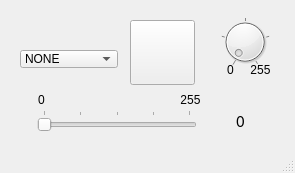
First picture: the form in lampeDimmer_GUI/mainwindow.ui, repository thomelect/lampeDimmer, before the edit.
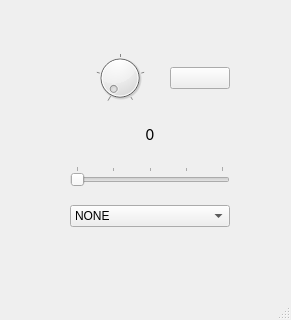
Second picture: the form after the edit.

Patch:
```diff
--- a/lampeDimmer_GUI/mainwindow.ui
+++ b/lampeDimmer_GUI/mainwindow.ui
@@ -9,8 +9,8 @@
    <rect>
     <x>0</x>
     <y>0</y>
-    <width>295</width>
-    <height>173</height>
+    <width>291</width>
+    <height>320</height>
    </rect>
   </property>
   <property name="maximumSize">
@@ -29,17 +29,56 @@
    <enum>QTabWidget::Rounded</enum>
   </property>
   <widget class="QWidget" name="centralwidget">
+   <widget class="QWidget" name="verticalLayoutWidget">
+    <property name="geometry">
+     <rect>
+      <x>70</x>
+      <y>40</y>
+      <width>160</width>
+      <height>201</height>
+     </rect>
+    </property>
+    <layout class="QVBoxLayout" name="verticalLayout_2">
+     <item>
+      <layout class="QHBoxLayout" name="horizontalLayout_2">
+       <property name="spacing">
+        <number>0</number>
+       </property>
+       <item>
+        <widget class="QDial" name="dialIntensite">
+         <property name="maximum">
+          <number>255</number>
+         </property>
+         <property name="wrapping">
+          <bool>false</bool>
+         </property>
+         <property name="notchTarget">
+          <double>64.000000000000000</double>
+         </property>
+         <property name="notchesVisible">
+          <bool>true</bool>
+         </property>
+        </widget>
+       </item>
+       <item>
+        <widget class="QPushButton" name="pushBottonOnOff">
+         <property name="text">
+          <string/>
+         </property>
+        </widget>
+       </item>
+      </layout>
+     </item>
+     <item>
    <widget class="QLabel" name="lbIntensiteValue">
     <property name="enabled">
      <bool>true</bool>
     </property>
-    <property name="geometry">
-     <rect>
-      <x>217</x>
-      <y>110</y>
-      <width>47</width>
-      <height>22</height>
-     </rect>
+       <property name="maximumSize">
+        <size>
+         <width>16777215</width>
+         <height>25</height>
+        </size>
     </property>
     <property name="font">
      <font>
@@ -56,37 +95,9 @@
      <set>Qt::AlignCenter</set>
     </property>
    </widget>
-   <widget class="QDial" name="dialIntensite">
-    <property name="geometry">
-     <rect>
-      <x>220</x>
-      <y>10</y>
-      <width>50</width>
-      <height>64</height>
-     </rect>
-    </property>
-    <property name="maximum">
-     <number>255</number>
-    </property>
-    <property name="wrapping">
-     <bool>false</bool>
-    </property>
-    <property name="notchTarget">
-     <double>64.000000000000000</double>
-    </property>
-    <property name="notchesVisible">
-     <bool>true</bool>
-    </property>
-   </widget>
+     </item>
+     <item>
    <widget class="QSlider" name="horizontalSliderIntensite">
-    <property name="geometry">
-     <rect>
-      <x>37</x>
-      <y>110</y>
-      <width>160</width>
-      <height>22</height>
-     </rect>
-    </property>
     <property name="maximum">
      <number>255</number>
     </property>
@@ -103,104 +114,9 @@
      <number>64</number>
     </property>
    </widget>
-   <widget class="QPushButton" name="pushBottonOnOff">
-    <property name="geometry">
-     <rect>
-      <x>130</x>
-      <y>20</y>
-      <width>65</width>
-      <height>65</height>
-     </rect>
-    </property>
-    <property name="text">
-     <string/>
-    </property>
-   </widget>
-   <widget class="QLabel" name="lb_0_slider">
-    <property name="enabled">
-     <bool>true</bool>
-    </property>
-    <property name="geometry">
-     <rect>
-      <x>31</x>
-      <y>90</y>
-      <width>21</width>
-      <height>20</height>
-     </rect>
-    </property>
-    <property name="text">
-     <string>0</string>
-    </property>
-    <property name="alignment">
-     <set>Qt::AlignCenter</set>
-    </property>
-   </widget>
-   <widget class="QLabel" name="lb_255_slider">
-    <property name="enabled">
-     <bool>true</bool>
-    </property>
-    <property name="geometry">
-     <rect>
-      <x>180</x>
-      <y>90</y>
-      <width>21</width>
-      <height>20</height>
-     </rect>
-    </property>
-    <property name="text">
-     <string>255</string>
-    </property>
-    <property name="alignment">
-     <set>Qt::AlignCenter</set>
-    </property>
-   </widget>
-   <widget class="QLabel" name="lb_255_dial">
-    <property name="enabled">
-     <bool>true</bool>
-    </property>
-    <property name="geometry">
-     <rect>
-      <x>250</x>
-      <y>60</y>
-      <width>21</width>
-      <height>20</height>
-     </rect>
-    </property>
-    <property name="text">
-     <string>255</string>
-    </property>
-    <property name="alignment">
-     <set>Qt::AlignCenter</set>
-    </property>
-   </widget>
-   <widget class="QLabel" name="lb_0_dial">
-    <property name="enabled">
-     <bool>true</bool>
-    </property>
-    <property name="geometry">
-     <rect>
-      <x>220</x>
-      <y>60</y>
-      <width>21</width>
-      <height>20</height>
-     </rect>
-    </property>
-    <property name="text">
-     <string>0</string>
-    </property>
-    <property name="alignment">
-     <set>Qt::AlignCenter</set>
-    </property>
-   </widget>
+     </item>
+     <item>
    <widget class="QComboBox" name="comboBoxSleep">
-    <property name="geometry">
-     <rect>
-      <x>20</x>
-      <y>50</y>
-      <width>98</width>
-      <height>18</height>
-     </rect>
-    </property>
     <property name="styleSheet">
      <string notr="true"/>
     </property>
@@ -238,6 +154,9 @@
       <string>VEILLEUSE</string>
      </property>
     </item>
+      </widget>
+     </item>
+    </layout>
    </widget>
   </widget>
   <widget class="QStatusBar" name="statusBar"/>
```
Lines whose indentation alone changed are shown as unchanged.
